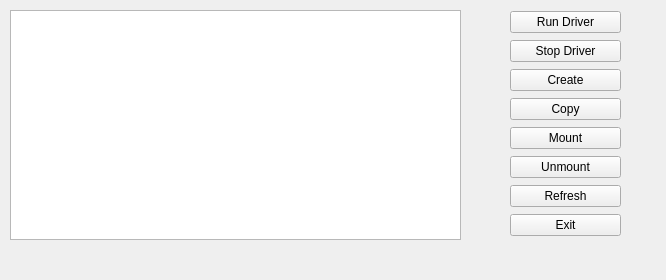
This is ved/UserPrograms/GUI no connect/mainwindow.ui in dumitory-dev/VED as Qt 5 draws it before an edit. The edited form follows.
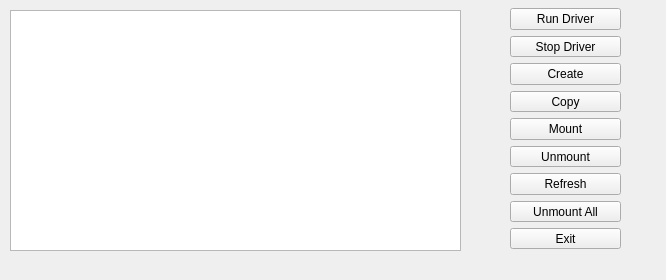
This is the edited form.

Commit message: fix error checked. add menu function for unmount all disk

```diff
--- a/ved/UserPrograms/GUI no connect/mainwindow.ui
+++ b/ved/UserPrograms/GUI no connect/mainwindow.ui
@@ -50,7 +50,7 @@
       <x>10</x>
       <y>10</y>
       <width>451</width>
-      <height>230</height>
+      <height>241</height>
      </rect>
     </property>
     <property name="layoutDirection">
@@ -87,16 +87,16 @@
      <bool>false</bool>
     </attribute>
     <attribute name="verticalHeaderVisible">
-     <bool>true</bool>
+     <bool>false</bool>
     </attribute>
    </widget>
    <widget class="QWidget" name="layoutWidget">
     <property name="geometry">
      <rect>
       <x>510</x>
-      <y>10</y>
+      <y>8</y>
       <width>111</width>
-      <height>231</height>
+      <height>241</height>
      </rect>
     </property>
     <layout class="QVBoxLayout" name="verticalLayout">
@@ -149,6 +149,13 @@
        </property>
       </widget>
      </item>
+     <item>
+      <widget class="QPushButton" name="pushButton_2">
+       <property name="text">
+        <string>Unmount All</string>
+       </property>
+      </widget>
+     </item>
      <item>
       <widget class="QPushButton" name="pushButton">
        <property name="text">
```
The commit also changes 8 other files.
